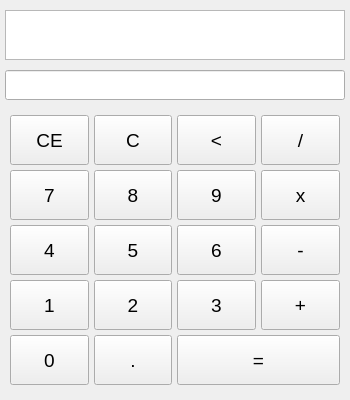
Above: mainwindow.ui from StreJlets/MyTestProject before the change. Below: the same form after it.
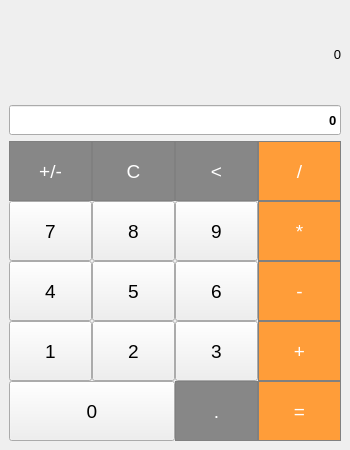
That is the form after the change.

Patch:
```diff
--- a/mainwindow.ui
+++ b/mainwindow.ui
@@ -7,7 +7,7 @@
     <x>0</x>
     <y>0</y>
     <width>350</width>
-    <height>400</height>
+    <height>450</height>
    </rect>
   </property>
   <property name="sizePolicy">
@@ -19,13 +19,13 @@
   <property name="minimumSize">
    <size>
     <width>350</width>
-    <height>400</height>
+    <height>450</height>
    </size>
   </property>
   <property name="maximumSize">
    <size>
     <width>350</width>
-    <height>417</height>
+    <height>450</height>
    </size>
   </property>
   <property name="font">
@@ -38,43 +38,30 @@
   </property>
   <widget class="QWidget" name="centralwidget">
    <layout class="QVBoxLayout" name="verticalLayout">
-    <property name="spacing">
-     <number>5</number>
-    </property>
-    <property name="leftMargin">
-     <number>5</number>
-    </property>
-    <property name="topMargin">
-     <number>5</number>
-    </property>
-    <property name="rightMargin">
-     <number>5</number>
-    </property>
-    <property name="bottomMargin">
-     <number>5</number>
-    </property>
     <item>
-     <widget class="QTextEdit" name="textEdit">
-      <property name="minimumSize">
-       <size>
-        <width>0</width>
-        <height>50</height>
-       </size>
+     <widget class="QLabel" name="label">
+      <property name="sizePolicy">
+       <sizepolicy hsizetype="Minimum" vsizetype="Minimum">
+        <horstretch>0</horstretch>
+        <verstretch>0</verstretch>
+       </sizepolicy>
       </property>
-      <property name="maximumSize">
-       <size>
-        <width>16777215</width>
-        <height>50</height>
-       </size>
+      <property name="font">
+       <font>
+        <pointsize>10</pointsize>
+       </font>
       </property>
-      <property name="layoutDirection">
-       <enum>Qt::RightToLeft</enum>
+      <property name="styleSheet">
+       <string notr="true">color: black;</string>
       </property>
-      <property name="tabChangesFocus">
-       <bool>true</bool>
+      <property name="text">
+       <string>0</string>
       </property>
-      <property name="readOnly">
-       <bool>true</bool>
+      <property name="textFormat">
+       <enum>Qt::AutoText</enum>
+      </property>
+      <property name="alignment">
+       <set>Qt::AlignRight|Qt::AlignTrailing|Qt::AlignVCenter</set>
       </property>
      </widget>
     </item>
@@ -102,28 +89,40 @@
       <property name="layoutDirection">
        <enum>Qt::RightToLeft</enum>
       </property>
+      <property name="text">
+       <string>0</string>
+      </property>
+      <property name="alignment">
+       <set>Qt::AlignRight|Qt::AlignTrailing|Qt::AlignVCenter</set>
+      </property>
+      <property name="readOnly">
+       <bool>true</bool>
+      </property>
      </widget>
     </item>
     <item>
      <layout class="QGridLayout" name="gridLayout">
-      <property name="leftMargin">
-       <number>5</number>
-      </property>
-      <property name="topMargin">
-       <number>5</number>
-      </property>
-      <property name="rightMargin">
-       <number>5</number>
-      </property>
-      <property name="bottomMargin">
-       <number>5</number>
+      <property name="spacing">
+       <number>0</number>
       </property>
       <item row="0" column="0">
        <widget class="QPushButton" name="pushButton_CE">
+        <property name="sizePolicy">
+         <sizepolicy hsizetype="Minimum" vsizetype="Minimum">
+          <horstretch>0</horstretch>
+          <verstretch>0</verstretch>
+         </sizepolicy>
+        </property>
         <property name="minimumSize">
          <size>
-          <width>50</width>
-          <height>50</height>
+          <width>60</width>
+          <height>60</height>
+         </size>
+        </property>
+        <property name="maximumSize">
+         <size>
+          <width>200</width>
+          <height>200</height>
          </size>
         </property>
         <property name="baseSize">
@@ -138,8 +137,19 @@
           <stylestrategy>PreferAntialias</stylestrategy>
          </font>
         </property>
+        <property name="styleSheet">
+         <string notr="true">QPushButton {
+	background-color: rgb(135, 135, 135);
+	color: white;
+border: 1px solid gray;
+}
+
+QPushButton:pressed{
+background-color: qlineargradient (x1:0;y1:0; x2: 0; y2: 1; stop: 0 #FF7832, stop: 1 #FF9739);
+}</string>
+        </property>
         <property name="text">
-         <string>CE</string>
+         <string>+/-</string>
         </property>
         <property name="autoDefault">
          <bool>true</bool>
@@ -148,10 +158,22 @@
       </item>
       <item row="0" column="1">
        <widget class="QPushButton" name="pushButton_C">
+        <property name="sizePolicy">
+         <sizepolicy hsizetype="Minimum" vsizetype="Minimum">
+          <horstretch>0</horstretch>
+          <verstretch>0</verstretch>
+         </sizepolicy>
+        </property>
         <property name="minimumSize">
          <size>
-          <width>50</width>
-          <height>50</height>
+          <width>60</width>
+          <height>60</height>
+         </size>
+        </property>
+        <property name="maximumSize">
+         <size>
+          <width>200</width>
+          <height>200</height>
          </size>
         </property>
         <property name="baseSize">
@@ -166,6 +188,17 @@
           <stylestrategy>PreferAntialias</stylestrategy>
          </font>
         </property>
+        <property name="styleSheet">
+         <string notr="true">QPushButton {
+	background-color: rgb(135, 135, 135);
+	color: white;
+border: 1px solid gray;
+}
+
+QPushButton:pressed{
+background-color: qlineargradient (x1:0;y1:0; x2: 0; y2: 1; stop: 0 #FF7832, stop: 1 #FF9739);
+}</string>
+        </property>
         <property name="text">
          <string>C</string>
         </property>
@@ -176,10 +209,22 @@
       </item>
       <item row="0" column="2">
        <widget class="QPushButton" name="pushButton_del">
+        <property name="sizePolicy">
+         <sizepolicy hsizetype="Minimum" vsizetype="Minimum">
+          <horstretch>0</horstretch>
+          <verstretch>0</verstretch>
+         </sizepolicy>
+        </property>
         <property name="minimumSize">
          <size>
-          <width>50</width>
-          <height>50</height>
+          <width>60</width>
+          <height>60</height>
+         </size>
+        </property>
+        <property name="maximumSize">
+         <size>
+          <width>200</width>
+          <height>200</height>
          </size>
         </property>
         <property name="baseSize">
@@ -194,6 +239,17 @@
           <stylestrategy>PreferAntialias</stylestrategy>
          </font>
         </property>
+        <property name="styleSheet">
+         <string notr="true">QPushButton {
+	background-color: rgb(135, 135, 135);
+	color: white;
+border: 1px solid gray;
+}
+
+QPushButton:pressed{
+background-color: qlineargradient (x1:0;y1:0; x2: 0; y2: 1; stop: 0 #FF7832, stop: 1 #FF9739);
+}</string>
+        </property>
         <property name="text">
          <string>&lt;</string>
         </property>
@@ -204,10 +260,22 @@
       </item>
       <item row="0" column="3">
        <widget class="QPushButton" name="pushButton_decr">
+        <property name="sizePolicy">
+         <sizepolicy hsizetype="Minimum" vsizetype="Minimum">
+          <horstretch>0</horstretch>
+          <verstretch>0</verstretch>
+         </sizepolicy>
+        </property>
         <property name="minimumSize">
          <size>
-          <width>50</width>
-          <height>50</height>
+          <width>60</width>
+          <height>60</height>
+         </size>
+        </property>
+        <property name="maximumSize">
+         <size>
+          <width>200</width>
+          <height>200</height>
          </size>
         </property>
         <property name="baseSize">
@@ -222,6 +290,17 @@
           <stylestrategy>PreferAntialias</stylestrategy>
          </font>
         </property>
+        <property name="styleSheet">
+         <string notr="true">QPushButton {
+	background-color: rgb(255, 157, 57);
+	color: white;
+border: 1px solid gray;
+}
+
+QPushButton:pressed{
+background-color: qlineargradient (x1:0;y1:0; x2: 0; y2: 1; stop: 0 #FF7832, stop: 1 #FF9739);
+}</string>
+        </property>
         <property name="text">
          <string>/</string>
         </property>
@@ -232,10 +311,22 @@
       </item>
       <item row="1" column="0">
        <widget class="QPushButton" name="pushButton_7">
+        <property name="sizePolicy">
+         <sizepolicy hsizetype="Minimum" vsizetype="Minimum">
+          <horstretch>0</horstretch>
+          <verstretch>0</verstretch>
+         </sizepolicy>
+        </property>
         <property name="minimumSize">
          <size>
-          <width>50</width>
-          <height>50</height>
+          <width>60</width>
+          <height>60</height>
+         </size>
+        </property>
+        <property name="maximumSize">
+         <size>
+          <width>200</width>
+          <height>200</height>
          </size>
         </property>
         <property name="baseSize">
@@ -260,10 +351,22 @@
       </item>
       <item row="1" column="1">
        <widget class="QPushButton" name="pushButton_8">
+        <property name="sizePolicy">
+         <sizepolicy hsizetype="Minimum" vsizetype="Minimum">
+          <horstretch>0</horstretch>
+          <verstretch>0</verstretch>
+         </sizepolicy>
+        </property>
         <property name="minimumSize">
          <size>
-          <width>50</width>
-          <height>50</height>
+          <width>60</width>
+          <height>60</height>
+         </size>
+        </property>
+        <property name="maximumSize">
+         <size>
+          <width>200</width>
+          <height>200</height>
          </size>
         </property>
         <property name="baseSize">
@@ -288,10 +391,22 @@
       </item>
       <item row="1" column="2">
        <widget class="QPushButton" name="pushButton_9">
+        <property name="sizePolicy">
+         <sizepolicy hsizetype="Minimum" vsizetype="Minimum">
+          <horstretch>0</horstretch>
+          <verstretch>0</verstretch>
+         </sizepolicy>
+        </property>
         <property name="minimumSize">
          <size>
-          <width>50</width>
-          <height>50</height>
+          <width>60</width>
+          <height>60</height>
+         </size>
+        </property>
+        <property name="maximumSize">
+         <size>
+          <width>200</width>
+          <height>200</height>
          </size>
         </property>
         <property name="baseSize">
@@ -316,10 +431,22 @@
       </item>
       <item row="1" column="3">
        <widget class="QPushButton" name="pushButton_incr">
+        <property name="sizePolicy">
+         <sizepolicy hsizetype="Minimum" vsizetype="Minimum">
+          <horstretch>0</horstretch>
+          <verstretch>0</verstretch>
+         </sizepolicy>
+        </property>
         <property name="minimumSize">
          <size>
-          <width>50</width>
-          <height>50</height>
+          <width>60</width>
+          <height>60</height>
+         </size>
+        </property>
+        <property name="maximumSize">
+         <size>
+          <width>200</width>
+          <height>200</height>
          </size>
         </property>
         <property name="baseSize">
@@ -334,8 +461,19 @@
           <stylestrategy>PreferAntialias</stylestrategy>
          </font>
         </property>
+        <property name="styleSheet">
+         <string notr="true">QPushButton {
+	background-color: rgb(255, 157, 57);
+	color: white;
+border: 1px solid gray;
+}
+
+QPushButton:pressed{
+background-color: qlineargradient (x1:0;y1:0; x2: 0; y2: 1; stop: 0 #FF7832, stop: 1 #FF9739);
+}</string>
+        </property>
         <property name="text">
-         <string>x</string>
+         <string>*</string>
         </property>
         <property name="autoDefault">
          <bool>true</bool>
@@ -344,10 +482,22 @@
       </item>
       <item row="2" column="0">
        <widget class="QPushButton" name="pushButton_4">
+        <property name="sizePolicy">
+         <sizepolicy hsizetype="Minimum" vsizetype="Minimum">
+          <horstretch>0</horstretch>
+          <verstretch>0</verstretch>
+         </sizepolicy>
+        </property>
         <property name="minimumSize">
          <size>
-          <width>50</width>
-          <height>50</height>
+          <width>60</width>
+          <height>60</height>
+         </size>
+        </property>
+        <property name="maximumSize">
+         <size>
+          <width>200</width>
+          <height>200</height>
          </size>
         </property>
         <property name="baseSize">
@@ -372,10 +522,22 @@
       </item>
       <item row="2" column="1">
        <widget class="QPushButton" name="pushButton_5">
+        <property name="sizePolicy">
+         <sizepolicy hsizetype="Minimum" vsizetype="Minimum">
+          <horstretch>0</horstretch>
+          <verstretch>0</verstretch>
+         </sizepolicy>
+        </property>
         <property name="minimumSize">
          <size>
-          <width>50</width>
-          <height>50</height>
+          <width>60</width>
+          <height>60</height>
+         </size>
+        </property>
+        <property name="maximumSize">
+         <size>
+          <width>200</width>
+          <height>200</height>
          </size>
         </property>
         <property name="baseSize">
@@ -400,10 +562,22 @@
       </item>
       <item row="2" column="2">
        <widget class="QPushButton" name="pushButton_6">
+        <property name="sizePolicy">
+         <sizepolicy hsizetype="Minimum" vsizetype="Minimum">
+          <horstretch>0</horstretch>
+          <verstretch>0</verstretch>
+         </sizepolicy>
+        </property>
         <property name="minimumSize">
          <size>
-          <width>50</width>
-          <height>50</height>
+          <width>60</width>
+          <height>60</height>
+         </size>
+        </property>
+        <property name="maximumSize">
+         <size>
+          <width>200</width>
+          <height>200</height>
          </size>
         </property>
         <property name="baseSize">
@@ -428,10 +602,22 @@
       </item>
       <item row="2" column="3">
        <widget class="QPushButton" name="pushButton_minus">
+        <property name="sizePolicy">
+         <sizepolicy hsizetype="Minimum" vsizetype="Minimum">
+          <horstretch>0</horstretch>
+          <verstretch>0</verstretch>
+         </sizepolicy>
+        </property>
         <property name="minimumSize">
          <size>
-          <width>50</width>
-          <height>50</height>
+          <width>60</width>
+          <height>60</height>
+         </size>
+        </property>
+        <property name="maximumSize">
+         <size>
+          <width>200</width>
+          <height>200</height>
          </size>
         </property>
         <property name="baseSize">
@@ -446,6 +632,17 @@
           <stylestrategy>PreferAntialias</stylestrategy>
          </font>
         </property>
+        <property name="styleSheet">
+         <string notr="true">QPushButton {
+	background-color: rgb(255, 157, 57);
+	color: white;
+border: 1px solid gray;
+}
+
+QPushButton:pressed{
+background-color: qlineargradient (x1:0;y1:0; x2: 0; y2: 1; stop: 0 #FF7832, stop: 1 #FF9739);
+}</string>
+        </property>
         <property name="text">
          <string>-</string>
         </property>
@@ -456,10 +653,22 @@
       </item>
       <item row="3" column="0">
        <widget class="QPushButton" name="pushButton_1">
+        <property name="sizePolicy">
+         <sizepolicy hsizetype="Minimum" vsizetype="Minimum">
+          <horstretch>0</horstretch>
+          <verstretch>0</verstretch>
+         </sizepolicy>
+        </property>
         <property name="minimumSize">
          <size>
-          <width>50</width>
-          <height>50</height>
+          <width>60</width>
+          <height>60</height>
+         </size>
+        </property>
+        <property name="maximumSize">
+         <size>
+          <width>200</width>
+          <height>200</height>
          </size>
         </property>
         <property name="baseSize">
@@ -484,10 +693,22 @@
       </item>
       <item row="3" column="1">
        <widget class="QPushButton" name="pushButton_2">
+        <property name="sizePolicy">
+         <sizepolicy hsizetype="Minimum" vsizetype="Minimum">
+          <horstretch>0</horstretch>
+          <verstretch>0</verstretch>
+         </sizepolicy>
+        </property>
         <property name="minimumSize">
          <size>
-          <width>50</width>
-          <height>50</height>
+          <width>60</width>
+          <height>60</height>
+         </size>
+        </property>
+        <property name="maximumSize">
+         <size>
+          <width>200</width>
+          <height>200</height>
          </size>
         </property>
         <property name="baseSize">
@@ -512,10 +733,22 @@
       </item>
       <item row="3" column="2">
        <widget class="QPushButton" name="pushButton_3">
+        <property name="sizePolicy">
+         <sizepolicy hsizetype="Minimum" vsizetype="Minimum">
+          <horstretch>0</horstretch>
+          <verstretch>0</verstretch>
+         </sizepolicy>
+        </property>
         <property name="minimumSize">
          <size>
-          <width>50</width>
-          <height>50</height>
+          <width>60</width>
+          <height>60</height>
+         </size>
+        </property>
+        <property name="maximumSize">
+         <size>
+          <width>200</width>
+          <height>200</height>
          </size>
         </property>
         <property name="baseSize">
@@ -540,10 +773,22 @@
       </item>
       <item row="3" column="3">
        <widget class="QPushButton" name="pushButton_plus">
+        <property name="sizePolicy">
+         <sizepolicy hsizetype="Minimum" vsizetype="Minimum">
+          <horstretch>0</horstretch>
+          <verstretch>0</verstretch>
+         </sizepolicy>
+        </property>
         <property name="minimumSize">
          <size>
-          <width>50</width>
-          <height>50</height>
+          <width>60</width>
+          <height>60</height>
+         </size>
+        </property>
+        <property name="maximumSize">
+         <size>
+          <width>200</width>
+          <height>200</height>
          </size>
         </property>
         <property name="baseSize">
@@ -558,6 +803,17 @@
           <stylestrategy>PreferAntialias</stylestrategy>
          </font>
         </property>
+        <property name="styleSheet">
+         <string notr="true">QPushButton {
+	background-color: rgb(255, 157, 57);
+	color: white;
+border: 1px solid gray;
+}
+
+QPushButton:pressed{
+background-color: qlineargradient (x1:0;y1:0; x2: 0; y2: 1; stop: 0 #FF7832, stop: 1 #FF9739);
+}</string>
+        </property>
         <property name="text">
          <string>+</string>
         </property>
@@ -566,12 +822,24 @@
         </property>
        </widget>
       </item>
-      <item row="4" column="0">
+      <item row="4" column="0" colspan="2">
        <widget class="QPushButton" name="pushButton_0">
+        <property name="sizePolicy">
+         <sizepolicy hsizetype="Minimum" vsizetype="Minimum">
+          <horstretch>0</horstretch>
+          <verstretch>0</verstretch>
+         </sizepolicy>
+        </property>
         <property name="minimumSize">
          <size>
-          <width>50</width>
-          <height>50</height>
+          <width>60</width>
+          <height>60</height>
+         </size>
+        </property>
+        <property name="maximumSize">
+         <size>
+          <width>200</width>
+          <height>200</height>
          </size>
         </property>
         <property name="baseSize">
@@ -594,12 +862,24 @@
         </property>
        </widget>
       </item>
-      <item row="4" column="1">
+      <item row="4" column="2">
        <widget class="QPushButton" name="pushButton_point">
+        <property name="sizePolicy">
+         <sizepolicy hsizetype="Minimum" vsizetype="Minimum">
+          <horstretch>0</horstretch>
+          <verstretch>0</verstretch>
+         </sizepolicy>
+        </property>
         <property name="minimumSize">
          <size>
-          <width>50</width>
-          <height>50</height>
+          <width>60</width>
+          <height>60</height>
+         </size>
+        </property>
+        <property name="maximumSize">
+         <size>
+          <width>200</width>
+          <height>200</height>
          </size>
         </property>
         <property name="baseSize">
@@ -614,6 +894,17 @@
           <stylestrategy>PreferAntialias</stylestrategy>
          </font>
         </property>
+        <property name="styleSheet">
+         <string notr="true">QPushButton {
+	background-color: rgb(135, 135, 135);
+	color: white;
+border: 1px solid gray;
+}
+
+QPushButton:pressed{
+background-color: qlineargradient (x1:0;y1:0; x2: 0; y2: 1; stop: 0 #FF7832, stop: 1 #FF9739);
+}</string>
+        </property>
         <property name="text">
          <string>.</string>
         </property>
@@ -622,12 +913,24 @@
         </property>
        </widget>
       </item>
-      <item row="4" column="2" colspan="2">
+      <item row="4" column="3">
        <widget class="QPushButton" name="pushButton_rezult">
+        <property name="sizePolicy">
+         <sizepolicy hsizetype="Minimum" vsizetype="Minimum">
+          <horstretch>0</horstretch>
+          <verstretch>0</verstretch>
+         </sizepolicy>
+        </property>
         <property name="minimumSize">
          <size>
-          <width>100</width>
-          <height>50</height>
+          <width>60</width>
+          <height>60</height>
+         </size>
+        </property>
+        <property name="maximumSize">
+         <size>
+          <width>200</width>
+          <height>200</height>
          </size>
         </property>
         <property name="baseSize">
@@ -642,6 +945,17 @@
           <stylestrategy>PreferAntialias</stylestrategy>
          </font>
         </property>
+        <property name="styleSheet">
+         <string notr="true">QPushButton {
+	background-color: rgb(255, 157, 57);
+	color: white;
+border: 1px solid gray;
+}
+
+QPushButton:pressed{
+background-color: qlineargradient (x1:0;y1:0; x2: 0; y2: 1; stop: 0 #FF7832, stop: 1 #FF9739);
+}</string>
+        </property>
         <property name="text">
          <string>=</string>
         </property>
```
Left out of the diff: 3 changed lines with no effect on the pictures.
